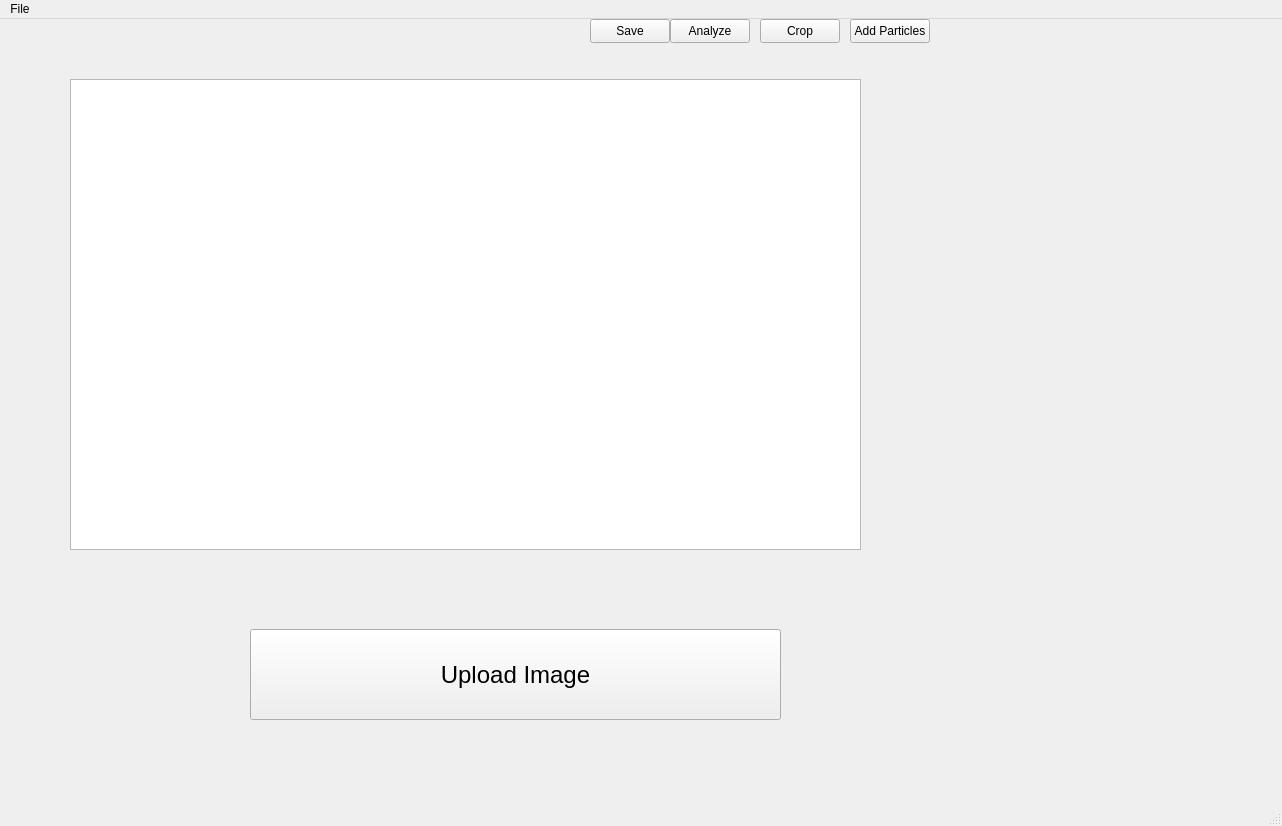
First picture: the form in src/ColonyCounter/form.ui, repository Andrewmh71/colony-capstone, before the edit.
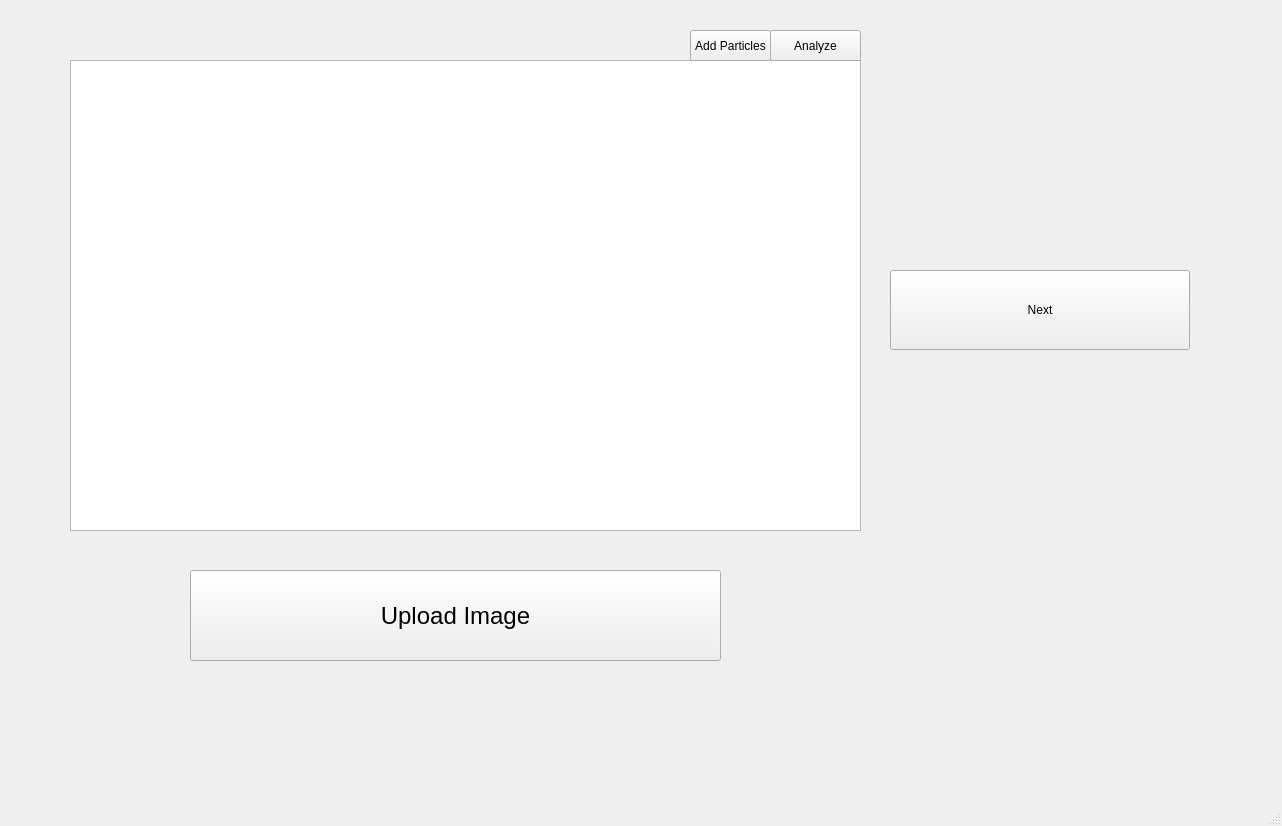
Second picture: the form after the edit.

Patch:
```diff
--- a/src/ColonyCounter/form.ui
+++ b/src/ColonyCounter/form.ui
@@ -17,8 +17,8 @@
    <widget class="QPushButton" name="uploadButton">
     <property name="geometry">
      <rect>
-      <x>250</x>
-      <y>610</y>
+      <x>190</x>
+      <y>570</y>
       <width>531</width>
       <height>91</height>
      </rect>
@@ -42,76 +42,47 @@
      </rect>
     </property>
    </widget>
-   <widget class="QPushButton" name="cropButton">
-    <property name="geometry">
-     <rect>
-      <x>760</x>
-      <y>0</y>
-      <width>80</width>
-      <height>24</height>
-     </rect>
-    </property>
-    <property name="text">
-     <string>Crop</string>
-    </property>
-   </widget>
    <widget class="QPushButton" name="analyzeButton">
     <property name="geometry">
      <rect>
-      <x>670</x>
-      <y>0</y>
-      <width>80</width>
-      <height>24</height>
+      <x>770</x>
+      <y>30</y>
+      <width>91</width>
+      <height>31</height>
      </rect>
     </property>
     <property name="text">
      <string>Analyze</string>
     </property>
    </widget>
-   <widget class="QPushButton" name="saveButton">
-    <property name="geometry">
-     <rect>
-      <x>590</x>
-      <y>0</y>
-      <width>80</width>
-      <height>24</height>
-     </rect>
-    </property>
-    <property name="text">
-     <string>Save</string>
-    </property>
-   </widget>
    <widget class="QPushButton" name="addBacteriaButton">
     <property name="geometry">
      <rect>
-      <x>850</x>
-      <y>0</y>
-      <width>80</width>
-      <height>24</height>
+      <x>690</x>
+      <y>30</y>
+      <width>81</width>
+      <height>31</height>
      </rect>
     </property>
     <property name="text">
      <string>Add Particles</string>
     </property>
    </widget>
+   <widget class="QPushButton" name="nextButton">
+    <property name="geometry">
+     <rect>
+      <x>890</x>
+      <y>270</y>
+      <width>300</width>
+      <height>80</height>
+     </rect>
+    </property>
+    <property name="text">
+     <string>Next</string>
+    </property>
+   </widget>
   </widget>
   <widget class="QStatusBar" name="statusbar"/>
-  <widget class="QMenuBar" name="menubar">
-   <property name="geometry">
-    <rect>
-     <x>0</x>
-     <y>0</y>
-     <width>1282</width>
-     <height>21</height>
-    </rect>
-   </property>
-   <widget class="QMenu" name="menuFile">
-    <property name="title">
-     <string>File</string>
-    </property>
-   </widget>
-   <addaction name="menuFile"/>
-  </widget>
  </widget>
  <resources/>
  <connections/>
```
